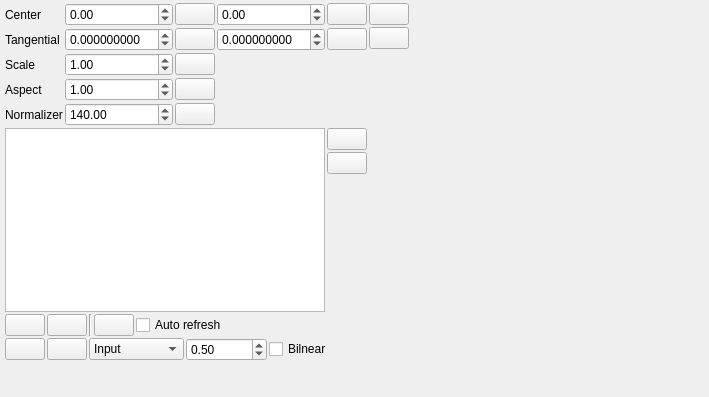
Above: utils/distortioncorrector/lensDistortionModelParametersControlWidget.ui from PimenovAlexander/corecvs before the change. Below: the same form after it.
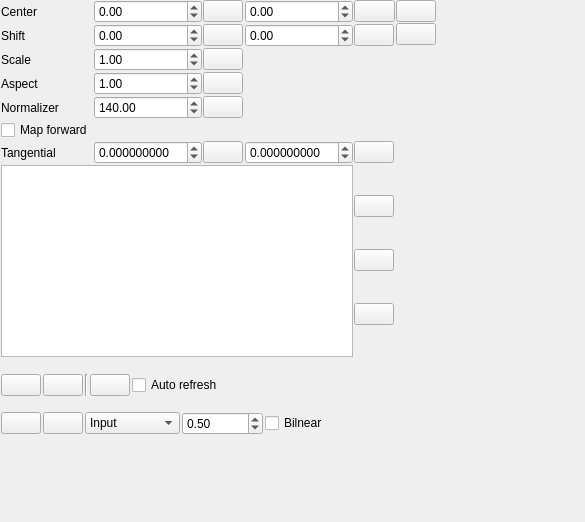
That is the form after the change. Icons and pictures are not drawn.

```diff
--- a/utils/distortioncorrector/lensDistortionModelParametersControlWidget.ui
+++ b/utils/distortioncorrector/lensDistortionModelParametersControlWidget.ui
@@ -6,107 +6,36 @@
    <rect>
     <x>0</x>
     <y>0</y>
-    <width>709</width>
-    <height>397</height>
+    <width>585</width>
+    <height>522</height>
    </rect>
   </property>
+  <property name="minimumSize">
+   <size>
+    <width>10</width>
+    <height>10</height>
+   </size>
+  </property>
   <property name="windowTitle">
    <string>Form</string>
   </property>
   <layout class="QGridLayout" name="gridLayout">
    <property name="leftMargin">
-    <number>3</number>
+    <number>0</number>
    </property>
    <property name="topMargin">
-    <number>3</number>
+    <number>0</number>
    </property>
    <property name="rightMargin">
-    <number>3</number>
+    <number>0</number>
    </property>
    <property name="bottomMargin">
-    <number>3</number>
+    <number>0</number>
    </property>
    <property name="spacing">
-    <number>2</number>
+    <number>1</number>
    </property>
-   <item row="0" column="1">
-    <widget class="QLabel" name="centerLabel">
-     <property name="text">
-      <string>Center</string>
-     </property>
-    </widget>
-   </item>
-   <item row="0" column="2">
-    <widget class="QDoubleSpinBox" name="centerXSpinBox">
-     <property name="minimum">
-      <double>-999999.000000000000000</double>
-     </property>
-     <property name="maximum">
-      <double>99999.990000000005239</double>
-     </property>
-    </widget>
-   </item>
-   <item row="0" column="3">
-    <widget class="QPushButton" name="resetCxPushButton">
-     <property name="sizePolicy">
-      <sizepolicy hsizetype="Maximum" vsizetype="Fixed">
-       <horstretch>0</horstretch>
-       <verstretch>0</verstretch>
-      </sizepolicy>
-     </property>
-     <property name="text">
-      <string/>
-     </property>
-     <property name="icon">
-      <iconset resource="../../../restricted/resources/resresource.qrc">
-       <normaloff>:/new/prefix1/bullet_blue.png</normaloff>:/new/prefix1/bullet_blue.png</iconset>
-     </property>
-     <property name="iconSize">
-      <size>
-       <width>16</width>
-       <height>16</height>
-      </size>
-     </property>
-    </widget>
-   </item>
-   <item row="0" column="4">
-    <widget class="QDoubleSpinBox" name="centerYSpinBox">
-     <property name="minimum">
-      <double>-99999.000000000000000</double>
-     </property>
-     <property name="maximum">
-      <double>99999.990000000005239</double>
-     </property>
-     <property name="value">
-      <double>0.000000000000000</double>
-     </property>
-    </widget>
-   </item>
-   <item row="0" column="5" colspan="2">
-    <widget class="QPushButton" name="resetCyPushButton">
-     <property name="text">
-      <string/>
-     </property>
-     <property name="icon">
-      <iconset resource="../../../restricted/resources/resresource.qrc">
-       <normaloff>:/new/prefix1/bullet_blue.png</normaloff>:/new/prefix1/bullet_blue.png</iconset>
-     </property>
-     <property name="iconSize">
-      <size>
-       <width>16</width>
-       <height>16</height>
-      </size>
-     </property>
-    </widget>
-   </item>
-   <item row="1" column="1">
-    <widget class="QLabel" name="label_14">
-     <property name="text">
-      <string>Tangential</string>
-     </property>
-    </widget>
-   </item>
-   <item row="1" column="2">
+   <item row="6" column="2">
     <widget class="QDoubleSpinBox" name="tangential1SpinBox">
      <property name="decimals">
       <number>9</number>
@@ -119,6 +48,240 @@
      </property>
     </widget>
    </item>
+   <item row="8" column="1" colspan="6">
+    <widget class="QWidget" name="bottomToolWidget" native="true">
+     <property name="minimumSize">
+      <size>
+       <width>10</width>
+       <height>10</height>
+      </size>
+     </property>
+     <layout class="QVBoxLayout" name="verticalLayout">
+      <property name="spacing">
+       <number>0</number>
+      </property>
+      <property name="leftMargin">
+       <number>0</number>
+      </property>
+      <property name="topMargin">
+       <number>0</number>
+      </property>
+      <property name="rightMargin">
+       <number>0</number>
+      </property>
+      <property name="bottomMargin">
+       <number>0</number>
+      </property>
+      <item>
+       <layout class="QGridLayout" name="toolsLayout1">
+        <property name="spacing">
+         <number>2</number>
+        </property>
+        <item row="1" column="3">
+         <widget class="QPushButton" name="refreshButton">
+          <property name="text">
+           <string/>
+          </property>
+          <property name="icon">
+           <iconset resource="../../resources/main.qrc">
+            <normaloff>:/new/prefix1/refresh.png</normaloff>:/new/prefix1/refresh.png</iconset>
+          </property>
+          <property name="iconSize">
+           <size>
+            <width>24</width>
+            <height>24</height>
+           </size>
+          </property>
+         </widget>
+        </item>
+        <item row="1" column="0">
+         <widget class="QPushButton" name="loadPushButton">
+          <property name="text">
+           <string/>
+          </property>
+          <property name="icon">
+           <iconset resource="../../resources/main.qrc">
+            <normaloff>:/new/prefix1/remove.png</normaloff>:/new/prefix1/remove.png</iconset>
+          </property>
+          <property name="iconSize">
+           <size>
+            <width>24</width>
+            <height>24</height>
+           </size>
+          </property>
+         </widget>
+        </item>
+        <item row="1" column="1">
+         <widget class="QPushButton" name="savePushButton">
+          <property name="text">
+           <string/>
+          </property>
+          <property name="icon">
+           <iconset resource="../../resources/main.qrc">
+            <normaloff>:/new/prefix1/install.png</normaloff>:/new/prefix1/install.png</iconset>
+          </property>
+          <property name="iconSize">
+           <size>
+            <width>24</width>
+            <height>24</height>
+           </size>
+          </property>
+         </widget>
+        </item>
+        <item row="1" column="5">
+         <spacer name="horizontalSpacer_2">
+          <property name="orientation">
+           <enum>Qt::Horizontal</enum>
+          </property>
+          <property name="sizeHint" stdset="0">
+           <size>
+            <width>40</width>
+            <height>20</height>
+           </size>
+          </property>
+         </spacer>
+        </item>
+        <item row="1" column="2">
+         <widget class="Line" name="line_2">
+          <property name="orientation">
+           <enum>Qt::Vertical</enum>
+          </property>
+         </widget>
+        </item>
+        <item row="1" column="4">
+         <widget class="QCheckBox" name="autoRefeshCheckBox">
+          <property name="text">
+           <string>Auto refresh</string>
+          </property>
+         </widget>
+        </item>
+       </layout>
+      </item>
+      <item>
+       <layout class="QGridLayout" name="toolsLayout2">
+        <property name="spacing">
+         <number>2</number>
+        </property>
+        <item row="0" column="2">
+         <widget class="QComboBox" name="exampleComboBox">
+          <item>
+           <property name="text">
+            <string>Input</string>
+           </property>
+          </item>
+          <item>
+           <property name="text">
+            <string>Corrected</string>
+           </property>
+          </item>
+          <item>
+           <property name="text">
+            <string>Inverse</string>
+           </property>
+          </item>
+          <item>
+           <property name="text">
+            <string>Backproject</string>
+           </property>
+          </item>
+          <item>
+           <property name="text">
+            <string>Diff</string>
+           </property>
+          </item>
+          <item>
+           <property name="text">
+            <string>Field</string>
+           </property>
+          </item>
+         </widget>
+        </item>
+        <item row="0" column="1">
+         <widget class="QPushButton" name="levelGraphButton_2">
+          <property name="icon">
+           <iconset resource="../../resources/main.qrc">
+            <normaloff>:/new/prefix1/picture_save.png</normaloff>:/new/prefix1/picture_save.png</iconset>
+          </property>
+          <property name="iconSize">
+           <size>
+            <width>24</width>
+            <height>24</height>
+           </size>
+          </property>
+         </widget>
+        </item>
+        <item row="0" column="0">
+         <widget class="QPushButton" name="graphButton">
+          <property name="icon">
+           <iconset resource="../../resources/main.qrc">
+            <normaloff>:/new/prefix1/Line Chart.png</normaloff>:/new/prefix1/Line Chart.png</iconset>
+          </property>
+          <property name="iconSize">
+           <size>
+            <width>24</width>
+            <height>24</height>
+           </size>
+          </property>
+         </widget>
+        </item>
+        <item row="0" column="5">
+         <spacer name="horizontalSpacer">
+          <property name="orientation">
+           <enum>Qt::Horizontal</enum>
+          </property>
+          <property name="sizeHint" stdset="0">
+           <size>
+            <width>40</width>
+            <height>20</height>
+           </size>
+          </property>
+         </spacer>
+        </item>
+        <item row="0" column="3">
+         <widget class="QDoubleSpinBox" name="freeParamSpinBox">
+          <property name="minimum">
+           <double>-99999.000000000000000</double>
+          </property>
+          <property name="maximum">
+           <double>99999.990000000005239</double>
+          </property>
+          <property name="singleStep">
+           <double>0.100000000000000</double>
+          </property>
+          <property name="value">
+           <double>0.500000000000000</double>
+          </property>
+         </widget>
+        </item>
+        <item row="0" column="4">
+         <widget class="QCheckBox" name="bilinearCheckBox">
+          <property name="text">
+           <string>Bilnear</string>
+          </property>
+         </widget>
+        </item>
+       </layout>
+      </item>
+     </layout>
+    </widget>
+   </item>
+   <item row="7" column="1" colspan="5">
+    <widget class="QTableWidget" name="koefTableWidget">
+     <property name="sizePolicy">
+      <sizepolicy hsizetype="Expanding" vsizetype="Preferred">
+       <horstretch>0</horstretch>
+       <verstretch>0</verstretch>
+      </sizepolicy>
+     </property>
+    </widget>
+   </item>
+   <item row="3" column="1">
+    <widget class="QLabel" name="label">
+     <property name="text">
+      <string>Aspect</string>
+     </property>
+    </widget>
+   </item>
    <item row="2" column="1">
     <widget class="QLabel" name="label_13">
      <property name="text">
@@ -126,7 +289,17 @@
      </property>
     </widget>
    </item>
-   <item row="1" column="3">
+   <item row="4" column="2">
+    <widget class="QDoubleSpinBox" name="normalizerSpinBox">
+     <property name="maximum">
+      <double>999999.989999999990687</double>
+     </property>
+     <property name="value">
+      <double>140.000000000000000</double>
+     </property>
+    </widget>
+   </item>
+   <item row="6" column="3">
     <widget class="QPushButton" name="resetP1PushButton">
      <property name="sizePolicy">
       <sizepolicy hsizetype="Maximum" vsizetype="Fixed">
@@ -138,7 +311,7 @@
       <string/>
      </property>
      <property name="icon">
-      <iconset resource="../../../restricted/resources/resresource.qrc">
+      <iconset resource="../../resources/main.qrc">
        <normaloff>:/new/prefix1/bullet_blue.png</normaloff>:/new/prefix1/bullet_blue.png</iconset>
      </property>
      <property name="iconSize">
@@ -149,33 +322,20 @@
      </property>
     </widget>
    </item>
-   <item row="1" column="4">
-    <widget class="QDoubleSpinBox" name="tangential2SpinBox">
-     <property name="decimals">
-      <number>9</number>
-     </property>
-     <property name="minimum">
-      <double>-99.000000000000000</double>
-     </property>
-     <property name="singleStep">
-      <double>0.000100000000000</double>
-     </property>
-    </widget>
-   </item>
-   <item row="1" column="5" colspan="2">
-    <widget class="QPushButton" name="resetP2PushButton">
+   <item row="4" column="1">
+    <widget class="QLabel" name="label_2">
      <property name="text">
-      <string/>
+      <string>Normalizer</string>
      </property>
-     <property name="icon">
-      <iconset resource="../../../restricted/resources/resresource.qrc">
-       <normaloff>:/new/prefix1/bullet_blue.png</normaloff>:/new/prefix1/bullet_blue.png</iconset>
+    </widget>
+   </item>
+   <item row="0" column="2">
+    <widget class="QDoubleSpinBox" name="centerXSpinBox">
+     <property name="minimum">
+      <double>-999999.000000000000000</double>
      </property>
-     <property name="iconSize">
-      <size>
-       <width>16</width>
-       <height>16</height>
-      </size>
+     <property name="maximum">
+      <double>99999.990000000005239</double>
      </property>
     </widget>
    </item>
@@ -191,7 +351,7 @@
       <string/>
      </property>
      <property name="icon">
-      <iconset resource="../../../restricted/resources/resresource.qrc">
+      <iconset resource="../../resources/main.qrc">
        <normaloff>:/new/prefix1/bullet_blue.png</normaloff>:/new/prefix1/bullet_blue.png</iconset>
      </property>
      <property name="iconSize">
@@ -202,20 +362,16 @@
      </property>
     </widget>
    </item>
-   <item row="2" column="2">
-    <widget class="QDoubleSpinBox" name="scaleSpinBox">
+   <item row="6" column="5">
+    <widget class="QDoubleSpinBox" name="tangential2SpinBox">
+     <property name="decimals">
+      <number>9</number>
+     </property>
+     <property name="minimum">
+      <double>-99.000000000000000</double>
+     </property>
      <property name="singleStep">
-      <double>0.100000000000000</double>
-     </property>
-     <property name="value">
-      <double>1.000000000000000</double>
-     </property>
-    </widget>
-   </item>
-   <item row="3" column="2">
-    <widget class="QDoubleSpinBox" name="aspectSpinBox">
-     <property name="value">
-      <double>1.000000000000000</double>
+      <double>0.000100000000000</double>
      </property>
     </widget>
    </item>
@@ -231,7 +387,7 @@
       <string/>
      </property>
      <property name="icon">
-      <iconset resource="../../../restricted/resources/resresource.qrc">
+      <iconset resource="../../resources/main.qrc">
        <normaloff>:/new/prefix1/bullet_blue.png</normaloff>:/new/prefix1/bullet_blue.png</iconset>
      </property>
      <property name="iconSize">
@@ -242,14 +398,14 @@
      </property>
     </widget>
    </item>
-   <item row="6" column="0" rowspan="2">
-    <widget class="Line" name="line">
-     <property name="orientation">
-      <enum>Qt::Horizontal</enum>
+   <item row="1" column="1">
+    <widget class="QLabel" name="shiftLabel">
+     <property name="text">
+      <string>Shift</string>
      </property>
     </widget>
    </item>
-   <item row="5" column="1" colspan="6">
+   <item row="7" column="6">
     <layout class="QGridLayout" name="gridLayout_2">
      <property name="spacing">
       <number>2</number>
@@ -260,7 +416,7 @@
         <string/>
        </property>
        <property name="icon">
-        <iconset resource="../../../restricted/resources/resresource.qrc">
+        <iconset resource="../../resources/main.qrc">
          <normaloff>:/new/prefix1/plus.png</normaloff>:/new/prefix1/plus.png</iconset>
        </property>
        <property name="iconSize">
@@ -271,23 +427,13 @@
        </property>
       </widget>
      </item>
-     <item row="0" column="0" rowspan="3">
-      <widget class="QTableWidget" name="koefTableWidget">
-       <property name="sizePolicy">
-        <sizepolicy hsizetype="Expanding" vsizetype="Preferred">
-         <horstretch>0</horstretch>
-         <verstretch>0</verstretch>
-        </sizepolicy>
-       </property>
-      </widget>
-     </item>
      <item row="0" column="1">
       <widget class="QPushButton" name="delPowerButton">
        <property name="text">
         <string/>
        </property>
        <property name="icon">
-        <iconset resource="../../../restricted/resources/resresource.qrc">
+        <iconset resource="../../resources/main.qrc">
          <normaloff>:/new/prefix1/minus.png</normaloff>:/new/prefix1/minus.png</iconset>
        </property>
        <property name="iconSize">
@@ -309,211 +455,196 @@
        <property name="sizeHint" stdset="0">
         <size>
          <width>20</width>
-         <height>40</height>
+         <height>0</height>
         </size>
        </property>
       </spacer>
      </item>
+     <item row="3" column="1">
+      <widget class="QPushButton" name="advancedButton">
+       <property name="toolTip">
+        <string>Advanced</string>
+       </property>
+       <property name="text">
+        <string/>
+       </property>
+       <property name="icon">
+        <iconset resource="../../resources/main.qrc">
+         <normaloff>:/new/prefix1/screwdriver.png</normaloff>:/new/prefix1/screwdriver.png</iconset>
+       </property>
+       <property name="iconSize">
+        <size>
+         <width>24</width>
+         <height>24</height>
+        </size>
+       </property>
+       <property name="checkable">
+        <bool>true</bool>
+       </property>
+      </widget>
+     </item>
     </layout>
    </item>
-   <item row="8" column="0" colspan="2">
-    <spacer name="verticalSpacer">
+   <item row="12" column="0" rowspan="2">
+    <widget class="Line" name="line">
      <property name="orientation">
-      <enum>Qt::Vertical</enum>
+      <enum>Qt::Horizontal</enum>
      </property>
-     <property name="sizeHint" stdset="0">
+    </widget>
+   </item>
+   <item row="0" column="6" colspan="2">
+    <widget class="QPushButton" name="resetCyPushButton">
+     <property name="text">
+      <string/>
+     </property>
+     <property name="icon">
+      <iconset resource="../../resources/main.qrc">
+       <normaloff>:/new/prefix1/bullet_blue.png</normaloff>:/new/prefix1/bullet_blue.png</iconset>
+     </property>
+     <property name="iconSize">
       <size>
-       <width>20</width>
-       <height>40</height>
+       <width>24</width>
+       <height>16</height>
       </size>
      </property>
-    </spacer>
+    </widget>
    </item>
-   <item row="6" column="1" colspan="7">
-    <layout class="QGridLayout" name="gridLayout_4">
-     <item row="0" column="3">
-      <widget class="QPushButton" name="refreshButton">
-       <property name="text">
-        <string/>
-       </property>
-       <property name="icon">
-        <iconset resource="../../../restricted/resources/resresource.qrc">
-         <normaloff>:/new/prefix1/refresh.png</normaloff>:/new/prefix1/refresh.png</iconset>
-       </property>
-       <property name="iconSize">
-        <size>
-         <width>24</width>
-         <height>24</height>
-        </size>
-       </property>
-      </widget>
-     </item>
-     <item row="0" column="0">
-      <widget class="QPushButton" name="loadPushButton">
-       <property name="text">
-        <string/>
-       </property>
-       <property name="icon">
-        <iconset resource="../../../restricted/resources/resresource.qrc">
-         <normaloff>:/new/prefix1/remove.png</normaloff>:/new/prefix1/remove.png</iconset>
-       </property>
-       <property name="iconSize">
-        <size>
-         <width>24</width>
-         <height>24</height>
-        </size>
-       </property>
-      </widget>
-     </item>
-     <item row="0" column="1">
-      <widget class="QPushButton" name="savePushButton">
-       <property name="text">
-        <string/>
-       </property>
-       <property name="icon">
-        <iconset resource="../../../restricted/resources/resresource.qrc">
-         <normaloff>:/new/prefix1/install.png</normaloff>:/new/prefix1/install.png</iconset>
-       </property>
-       <property name="iconSize">
-        <size>
-         <width>24</width>
-         <height>24</height>
-        </size>
-       </property>
-      </widget>
-     </item>
-     <item row="0" column="5">
-      <spacer name="horizontalSpacer_2">
-       <property name="orientation">
-        <enum>Qt::Horizontal</enum>
-       </property>
-       <property name="sizeHint" stdset="0">
-        <size>
-         <width>40</width>
-         <height>20</height>
-        </size>
-       </property>
-      </spacer>
-     </item>
-     <item row="0" column="2">
-      <widget class="Line" name="line_2">
-       <property name="orientation">
-        <enum>Qt::Vertical</enum>
-       </property>
-      </widget>
-     </item>
-     <item row="0" column="4">
-      <widget class="QCheckBox" name="autoRefeshCheckBox">
-       <property name="text">
-        <string>Auto refresh</string>
-       </property>
-      </widget>
-     </item>
-    </layout>
+   <item row="0" column="3">
+    <widget class="QPushButton" name="resetCxPushButton">
+     <property name="sizePolicy">
+      <sizepolicy hsizetype="Maximum" vsizetype="Fixed">
+       <horstretch>0</horstretch>
+       <verstretch>0</verstretch>
+      </sizepolicy>
+     </property>
+     <property name="text">
+      <string/>
+     </property>
+     <property name="icon">
+      <iconset resource="../../resources/main.qrc">
+       <normaloff>:/new/prefix1/bullet_blue.png</normaloff>:/new/prefix1/bullet_blue.png</iconset>
+     </property>
+     <property name="iconSize">
+      <size>
+       <width>16</width>
+       <height>16</height>
+      </size>
+     </property>
+    </widget>
    </item>
-   <item row="7" column="1" colspan="7">
-    <layout class="QGridLayout" name="gridLayout_3">
-     <item row="0" column="2">
-      <widget class="QComboBox" name="exampleComboBox">
-       <item>
-        <property name="text">
-         <string>Input</string>
-        </property>
-       </item>
-       <item>
-        <property name="text">
-         <string>Corrected</string>
-        </property>
-       </item>
-       <item>
-        <property name="text">
-         <string>Inverse</string>
-        </property>
-       </item>
-       <item>
-        <property name="text">
-         <string>Backproject</string>
-        </property>
-       </item>
-       <item>
-        <property name="text">
-         <string>Diff</string>
-        </property>
-       </item>
-       <item>
-        <property name="text">
-         <string>Field</string>
-        </property>
-       </item>
-      </widget>
-     </item>
-     <item row="0" column="1">
-      <widget class="QPushButton" name="levelGraphButton_2">
-       <property name="icon">
-        <iconset resource="../../../restricted/resources/resresource.qrc">
-         <normaloff>:/new/prefix1/picture_save.png</normaloff>:/new/prefix1/picture_save.png</iconset>
-       </property>
-       <property name="iconSize">
-        <size>
-         <width>24</width>
-         <height>24</height>
-        </size>
-       </property>
-      </widget>
-     </item>
-     <item row="0" column="0">
-      <widget class="QPushButton" name="graphButton">
-       <property name="icon">
-        <iconset resource="../../../restricted/resources/resresource.qrc">
-         <normaloff>:/new/prefix1/Line Chart.png</normaloff>:/new/prefix1/Line Chart.png</iconset>
-       </property>
-       <property name="iconSize">
-        <size>
-         <width>24</width>
-         <height>24</height>
-        </size>
-       </property>
-      </widget>
-     </item>
-     <item row="0" column="5">
-      <spacer name="horizontalSpacer">
-       <property name="orientation">
-        <enum>Qt::Horizontal</enum>
-       </property>
-       <property name="sizeHint" stdset="0">
-        <size>
-         <width>40</width>
-         <height>20</height>
-        </size>
-       </property>
-      </spacer>
-     </item>
-     <item row="0" column="3">
-      <widget class="QDoubleSpinBox" name="freeParamSpinBox">
-       <property name="minimum">
-        <double>-99999.000000000000000</double>
-       </property>
-       <property name="maximum">
-        <double>99999.990000000005239</double>
-       </property>
-       <property name="singleStep">
-        <double>0.100000000000000</double>
-       </property>
-       <property name="value">
-        <double>0.500000000000000</double>
-       </property>
-      </widget>
-     </item>
-     <item row="0" column="4">
-      <widget class="QCheckBox" name="bilinearCheckBox">
-       <property name="text">
-        <string>Bilnear</string>
-       </property>
-      </widget>
-     </item>
-    </layout>
+   <item row="0" column="5">
+    <widget class="QDoubleSpinBox" name="centerYSpinBox">
+     <property name="minimum">
+      <double>-99999.000000000000000</double>
+     </property>
+     <property name="maximum">
+      <double>99999.990000000005239</double>
+     </property>
+     <property name="value">
+      <double>0.000000000000000</double>
+     </property>
+    </widget>
    </item>
-   <item row="1" column="8">
+   <item row="0" column="1">
+    <widget class="QLabel" name="centerLabel">
+     <property name="text">
+      <string>Center</string>
+     </property>
+    </widget>
+   </item>
+   <item row="2" column="2">
+    <widget class="QDoubleSpinBox" name="scaleSpinBox">
+     <property name="singleStep">
+      <double>0.100000000000000</double>
+     </property>
+     <property name="value">
+      <double>1.000000000000000</double>
+     </property>
+    </widget>
+   </item>
+   <item row="1" column="3">
+    <widget class="QPushButton" name="resetSxPushButton">
+     <property name="sizePolicy">
+      <sizepolicy hsizetype="Maximum" vsizetype="Fixed">
+       <horstretch>0</horstretch>
+       <verstretch>0</verstretch>
+      </sizepolicy>
+     </property>
+     <property name="text">
+      <string/>
+     </property>
+     <property name="icon">
+      <iconset resource="../../resources/main.qrc">
+       <normaloff>:/new/prefix1/bullet_blue.png</normaloff>:/new/prefix1/bullet_blue.png</iconset>
+     </property>
+     <property name="iconSize">
+      <size>
+       <width>16</width>
+       <height>16</height>
+      </size>
+     </property>
+    </widget>
+   </item>
+   <item row="4" column="3">
+    <widget class="QPushButton" name="resetNormalizePushButton">
+     <property name="text">
+      <string/>
+     </property>
+     <property name="icon">
+      <iconset resource="../../resources/main.qrc">
+       <normaloff>:/new/prefix1/bullet_blue.png</normaloff>:/new/prefix1/bullet_blue.png</iconset>
+     </property>
+    </widget>
+   </item>
+   <item row="6" column="1">
+    <widget class="QLabel" name="label_14">
+     <property name="text">
+      <string>Tangential</string>
+     </property>
+    </widget>
+   </item>
+   <item row="6" column="6">
+    <widget class="QPushButton" name="resetP2PushButton">
+     <property name="text">
+      <string/>
+     </property>
+     <property name="icon">
+      <iconset resource="../../resources/main.qrc">
+       <normaloff>:/new/prefix1/bullet_blue.png</normaloff>:/new/prefix1/bullet_blue.png</iconset>
+     </property>
+     <property name="iconSize">
+      <size>
+       <width>16</width>
+       <height>16</height>
+      </size>
+     </property>
+    </widget>
+   </item>
+   <item row="5" column="1">
+    <widget class="QCheckBox" name="forwardMapCheckBox">
+     <property name="text">
+      <string>Map forward</string>
+     </property>
+    </widget>
+   </item>
+   <item row="1" column="6">
+    <widget class="QPushButton" name="resetSyPushButton">
+     <property name="text">
+      <string/>
+     </property>
+     <property name="icon">
+      <iconset resource="../../resources/main.qrc">
+       <normaloff>:/new/prefix1/bullet_blue.png</normaloff>:/new/prefix1/bullet_blue.png</iconset>
+     </property>
+     <property name="iconSize">
+      <size>
+       <width>16</width>
+       <height>16</height>
+      </size>
+     </property>
+    </widget>
+   </item>
+   <item row="3" column="10">
     <spacer name="horizontalSpacer_4">
      <property name="orientation">
       <enum>Qt::Horizontal</enum>
@@ -526,98 +657,116 @@
      </property>
     </spacer>
    </item>
-   <item row="0" column="7" rowspan="6">
-    <layout class="QVBoxLayout" name="verticalLayout">
-     <item>
-      <widget class="QPushButton" name="invertPushButton">
-       <property name="toolTip">
-        <string>Invert</string>
-       </property>
-       <property name="text">
-        <string/>
-       </property>
-       <property name="icon">
-        <iconset resource="../../resources/main.qrc">
-         <normaloff>:/new/colors/colors/contrast.png</normaloff>:/new/colors/colors/contrast.png</iconset>
-       </property>
-       <property name="iconSize">
-        <size>
-         <width>24</width>
-         <height>24</height>
-        </size>
-       </property>
-      </widget>
-     </item>
-     <item>
-      <widget class="QPushButton" name="comparePushButton">
-       <property name="toolTip">
-        <string>Compare with other deformation</string>
-       </property>
-       <property name="text">
-        <string/>
-       </property>
-       <property name="icon">
-        <iconset resource="../../resources/main.qrc">
-         <normaloff>:/new/prefix1/price_comparison.png</normaloff>:/new/prefix1/price_comparison.png</iconset>
-       </property>
-       <property name="iconSize">
-        <size>
-         <width>24</width>
-         <height>24</height>
-        </size>
-       </property>
-      </widget>
-     </item>
-     <item>
-      <spacer name="verticalSpacer_3">
-       <property name="orientation">
-        <enum>Qt::Vertical</enum>
-       </property>
-       <property name="sizeHint" stdset="0">
-        <size>
-         <width>20</width>
-         <height>40</height>
-        </size>
-       </property>
-      </spacer>
-     </item>
-    </layout>
-   </item>
-   <item row="3" column="1">
-    <widget class="QLabel" name="label">
-     <property name="text">
-      <string>Aspect</string>
+   <item row="3" column="2">
+    <widget class="QDoubleSpinBox" name="aspectSpinBox">
+     <property name="value">
+      <double>1.000000000000000</double>
      </property>
     </widget>
    </item>
-   <item row="4" column="1">
-    <widget class="QLabel" name="label_2">
-     <property name="text">
-      <string>Normalizer</string>
+   <item row="1" column="5">
+    <widget class="QDoubleSpinBox" name="shiftYSpinBox">
+     <property name="minimum">
+      <double>-99999.000000000000000</double>
      </property>
-    </widget>
-   </item>
-   <item row="4" column="2">
-    <widget class="QDoubleSpinBox" name="normalizerSpinBox">
      <property name="maximum">
-      <double>999999.989999999990687</double>
+      <double>99999.990000000005239</double>
      </property>
      <property name="value">
-      <double>140.000000000000000</double>
+      <double>0.000000000000000</double>
      </property>
     </widget>
    </item>
-   <item row="4" column="3">
-    <widget class="QPushButton" name="resetNormalizePushButton">
-     <property name="text">
-      <string/>
+   <item row="1" column="2">
+    <widget class="QDoubleSpinBox" name="shiftXSpinBox">
+     <property name="minimum">
+      <double>-999999.000000000000000</double>
      </property>
-     <property name="icon">
-      <iconset resource="../../../restricted/resources/resresource.qrc">
-       <normaloff>:/new/prefix1/bullet_blue.png</normaloff>:/new/prefix1/bullet_blue.png</iconset>
+     <property name="maximum">
+      <double>99999.990000000005239</double>
      </property>
     </widget>
    </item>
+   <item row="0" column="8" rowspan="9">
+    <widget class="QWidget" name="sideToolWidget" native="true">
+     <property name="minimumSize">
+      <size>
+       <width>0</width>
+       <height>100</height>
+      </size>
+     </property>
+     <layout class="QVBoxLayout" name="verticalLayout_2">
+      <property name="spacing">
+       <number>1</number>
+      </property>
+      <property name="leftMargin">
+       <number>0</number>
+      </property>
+      <property name="topMargin">
+       <number>0</number>
+      </property>
+      <property name="rightMargin">
+       <number>0</number>
+      </property>
+      <property name="bottomMargin">
+       <number>0</number>
+      </property>
+      <item>
+       <widget class="QPushButton" name="invertPushButton">
+        <property name="toolTip">
+         <string>Invert</string>
+        </property>
+        <property name="text">
+         <string/>
+        </property>
+        <property name="icon">
+         <iconset resource="../../resources/main.qrc">
+          <normaloff>:/new/colors/colors/contrast.png</normaloff>:/new/colors/colors/contrast.png</iconset>
+        </property>
+        <property name="iconSize">
+         <size>
+          <width>24</width>
+          <height>24</height>
+         </size>
+        </property>
+       </widget>
+      </item>
+      <item>
+       <widget class="QPushButton" name="comparePushButton">
+        <property name="toolTip">
+         <string>Compare with other deformation</string>
+        </property>
+        <property name="text">
+         <string/>
+        </property>
+        <property name="icon">
+         <iconset resource="../../resources/main.qrc">
+          <normaloff>:/new/prefix1/price_comparison.png</normaloff>:/new/prefix1/price_comparison.png</iconset>
+        </property>
+        <property name="iconSize">
+         <size>
+          <width>24</width>
+          <height>24</height>
+         </size>
+        </property>
+       </widget>
+      </item>
+      <item>
+       <spacer name="verticalSpacer_3">
+        <property name="orientation">
+         <enum>Qt::Vertical</enum>
+        </property>
+        <property name="sizeHint" stdset="0">
+         <size>
+          <width>20</width>
+          <height>406</height>
+         </size>
+        </property>
+       </spacer>
+      </item>
+     </layout>
+    </widget>
+   </item>
   </layout>
  </widget>
  <resources>
```
Left out of the diff: 35 changed lines with no effect on the pictures.
